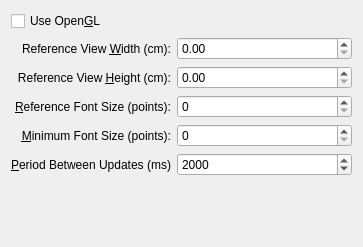
The window that src/libkstapp/generaltab.ui (Kst-plot/kst) describes before a commit, drawn with Qt 5.
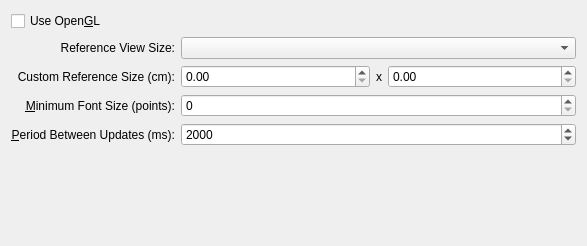
The same window after the commit.

Commit message:
CCBUG: 221749 Define reference page sizes in the settings dialog. Specify fonts in points everywhere.
Note: your dialog defaults for font sizes will now almost certainly be wrong,
because font sizes are absolute, rather than relative.  The first time you make
a plot, set them to something sensible, and select the 'save as default' check box
in the plot dialog.

Still need tooltips, and code to optionally rescale fonts when new plots are added
from curvedialog, etc.

```diff
--- a/src/libkstapp/generaltab.ui
+++ b/src/libkstapp/generaltab.ui
@@ -6,25 +6,25 @@
    <rect>
     <x>0</x>
     <y>0</y>
-    <width>363</width>
-    <height>247</height>
+    <width>587</width>
+    <height>246</height>
    </rect>
   </property>
   <property name="windowTitle">
    <string>Form</string>
   </property>
-  <layout class="QGridLayout">
-   <item row="0" column="0" colspan="2">
+  <layout class="QGridLayout" name="gridLayout">
+   <item row="0" column="0">
     <widget class="QCheckBox" name="_useOpenGL">
      <property name="text">
       <string>Use Open&amp;GL</string>
      </property>
     </widget>
    </item>
-   <item row="1" column="0" colspan="2">
+   <item row="2" column="0">
     <widget class="QLabel" name="label">
      <property name="text">
-      <string>Reference View &amp;Width (cm):</string>
+      <string>Custom Reference Size (cm):</string>
      </property>
      <property name="alignment">
       <set>Qt::AlignRight|Qt::AlignTrailing|Qt::AlignVCenter</set>
@@ -34,7 +34,7 @@
      </property>
     </widget>
    </item>
-   <item row="1" column="2">
+   <item row="2" column="1">
     <widget class="QDoubleSpinBox" name="_refViewWidth">
      <property name="sizePolicy">
       <sizepolicy hsizetype="Expanding" vsizetype="Fixed">
@@ -47,10 +47,10 @@
      </property>
     </widget>
    </item>
-   <item row="2" column="0" colspan="2">
+   <item row="2" column="2">
     <widget class="QLabel" name="label_2">
      <property name="text">
-      <string>Reference View &amp;Height (cm):</string>
+      <string>x</string>
      </property>
      <property name="alignment">
       <set>Qt::AlignRight|Qt::AlignTrailing|Qt::AlignVCenter</set>
@@ -60,7 +60,7 @@
      </property>
     </widget>
    </item>
-   <item row="2" column="2">
+   <item row="2" column="3">
     <widget class="QDoubleSpinBox" name="_refViewHeight">
      <property name="sizePolicy">
       <sizepolicy hsizetype="Expanding" vsizetype="Fixed">
@@ -73,30 +73,7 @@
      </property>
     </widget>
    </item>
-   <item row="3" column="0" colspan="2">
-    <widget class="QLabel" name="label_4">
-     <property name="text">
-      <string>&amp;Reference Font Size (points):</string>
-     </property>
-     <property name="alignment">
-      <set>Qt::AlignRight|Qt::AlignTrailing|Qt::AlignVCenter</set>
-     </property>
-     <property name="buddy">
-      <cstring>_refFontSize</cstring>
-     </property>
-    </widget>
-   </item>
-   <item row="3" column="2">
-    <widget class="QSpinBox" name="_refFontSize">
-     <property name="sizePolicy">
-      <sizepolicy hsizetype="Expanding" vsizetype="Fixed">
-       <horstretch>0</horstretch>
-       <verstretch>0</verstretch>
-      </sizepolicy>
-     </property>
-    </widget>
-   </item>
-   <item row="4" column="0" colspan="2">
+   <item row="3" column="0">
     <widget class="QLabel" name="label_3">
      <property name="text">
       <string>&amp;Minimum Font Size (points):</string>
@@ -109,7 +86,7 @@
      </property>
     </widget>
    </item>
-   <item row="4" column="2">
+   <item row="3" column="1" colspan="3">
     <widget class="QSpinBox" name="_minFontSize">
      <property name="sizePolicy">
       <sizepolicy hsizetype="Expanding" vsizetype="Fixed">
@@ -119,10 +96,10 @@
      </property>
     </widget>
    </item>
-   <item row="5" column="0" colspan="2">
+   <item row="4" column="0">
     <widget class="QLabel" name="label_5">
      <property name="text">
-      <string>&amp;Period Between Updates (ms)</string>
+      <string>&amp;Period Between Updates (ms):</string>
      </property>
      <property name="alignment">
       <set>Qt::AlignRight|Qt::AlignTrailing|Qt::AlignVCenter</set>
@@ -132,7 +109,7 @@
      </property>
     </widget>
    </item>
-   <item row="5" column="2">
+   <item row="4" column="1" colspan="3">
     <widget class="QSpinBox" name="_maxUpdate">
      <property name="sizePolicy">
       <sizepolicy hsizetype="Expanding" vsizetype="Fixed">
@@ -154,7 +131,7 @@
      </property>
     </widget>
    </item>
-   <item row="6" column="0">
+   <item row="5" column="0">
     <spacer>
      <property name="orientation">
       <enum>Qt::Vertical</enum>
@@ -167,6 +144,19 @@
      </property>
     </spacer>
    </item>
+   <item row="1" column="1" colspan="3">
+    <widget class="QComboBox" name="_referenceViewSizeCombo"/>
+   </item>
+   <item row="1" column="0">
+    <widget class="QLabel" name="label_4">
+     <property name="text">
+      <string>Reference View Size:</string>
+     </property>
+     <property name="alignment">
+      <set>Qt::AlignRight|Qt::AlignTrailing|Qt::AlignVCenter</set>
+     </property>
+    </widget>
+   </item>
   </layout>
  </widget>
  <resources/>
```
The commit also changes 22 other files.
